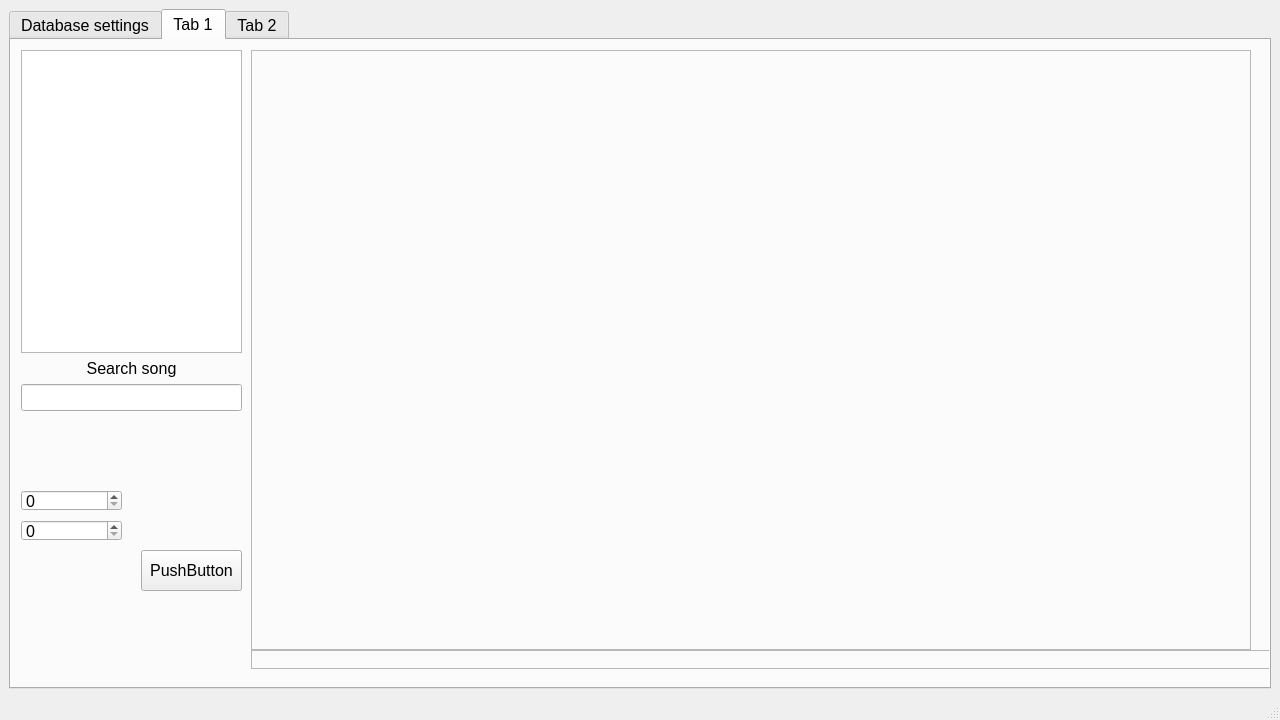
Qt form uis/mainWindow.ui (JakubBurczyk/AD_SpotifyAnalyzer) before a commit.
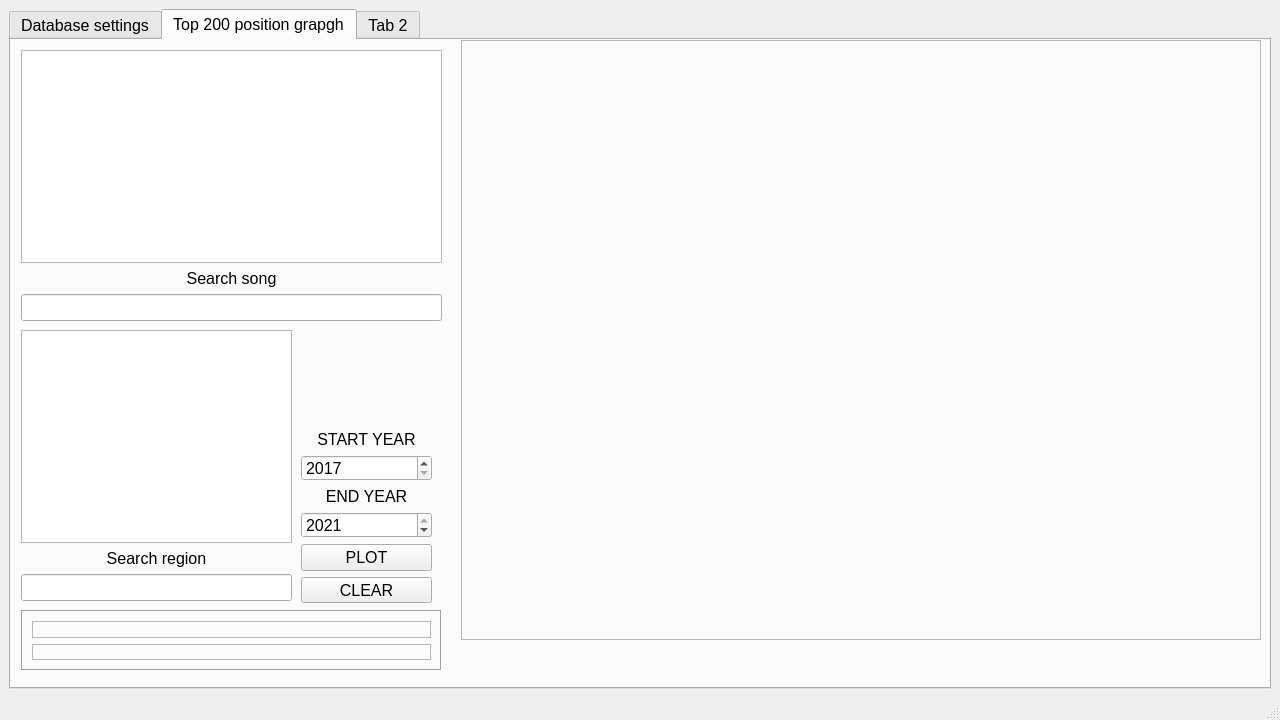
The same form after that commit. The open tabs and pages were chosen to show the change.

What changed in the file:
```diff
--- a/uis/mainWindow.ui
+++ b/uis/mainWindow.ui
@@ -51,7 +51,7 @@
     </sizepolicy>
    </property>
    <layout class="QGridLayout" name="gridLayout">
-    <item row="0" column="0">
+    <item row="0" column="1">
      <widget class="QTabWidget" name="tabWidget_main">
       <property name="font">
        <font>
@@ -345,27 +345,14 @@
       </widget>
       <widget class="QWidget" name="tab_1">
        <attribute name="title">
-        <string>Tab 1</string>
+        <string>Top 200 position grapgh</string>
        </attribute>
-       <widget class="QPushButton" name="pushButton_plot">
+       <widget class="QFrame" name="plot">
         <property name="geometry">
          <rect>
-          <x>130</x>
-          <y>510</y>
-          <width>101</width>
-          <height>41</height>
-         </rect>
-        </property>
-        <property name="text">
-         <string>PushButton</string>
-        </property>
-       </widget>
-       <widget class="QFrame" name="verticalFrame">
-        <property name="geometry">
-         <rect>
-          <x>240</x>
-          <y>10</y>
-          <width>1000</width>
+          <x>450</x>
+          <y>0</y>
+          <width>800</width>
           <height>600</height>
          </rect>
         </property>
@@ -383,33 +370,13 @@
         </property>
         <layout class="QVBoxLayout" name="plot1"/>
        </widget>
-       <widget class="QSpinBox" name="spinBox_year_start">
-        <property name="geometry">
-         <rect>
-          <x>10</x>
-          <y>450</y>
-          <width>101</width>
-          <height>21</height>
-         </rect>
-        </property>
-       </widget>
-       <widget class="QSpinBox" name="spinBox_year_end">
-        <property name="geometry">
-         <rect>
-          <x>10</x>
-          <y>480</y>
-          <width>101</width>
-          <height>21</height>
-         </rect>
-        </property>
-       </widget>
        <widget class="QWidget" name="verticalLayoutWidget_3">
         <property name="geometry">
          <rect>
           <x>10</x>
           <y>10</y>
-          <width>221</width>
-          <height>361</height>
+          <width>421</width>
+          <height>271</height>
          </rect>
         </property>
         <layout class="QVBoxLayout" name="verticalLayout_2">
@@ -445,7 +412,7 @@
           </widget>
          </item>
          <item>
-          <widget class="QLabel" name="label">
+          <widget class="QLabel" name="label_search_song">
            <property name="text">
             <string>Search song</string>
            </property>
@@ -459,24 +426,174 @@
          </item>
         </layout>
        </widget>
-       <widget class="QLabel" name="label_song">
+       <widget class="QWidget" name="verticalLayoutWidget_4">
         <property name="geometry">
          <rect>
-          <x>240</x>
-          <y>610</y>
-          <width>1111</width>
-          <height>19</height>
+          <x>10</x>
+          <y>290</y>
+          <width>271</width>
+          <height>271</height>
+         </rect>
+        </property>
+        <layout class="QVBoxLayout" name="verticalLayout_4">
+         <item>
+          <widget class="QListWidget" name="listWidget_region">
+           <property name="font">
+            <font>
+             <family>Cascadia Mono</family>
+             <pointsize>8</pointsize>
+            </font>
+           </property>
+           <property name="editTriggers">
+            <set>QAbstractItemView::CurrentChanged|QAbstractItemView::DoubleClicked|QAbstractItemView::EditKeyPressed|QAbstractItemView::SelectedClicked</set>
+           </property>
+           <property name="alternatingRowColors">
+            <bool>true</bool>
+           </property>
+           <property name="isWrapping" stdset="0">
+            <bool>false</bool>
+           </property>
+           <property name="wordWrap">
+            <bool>false</bool>
+           </property>
+           <property name="selectionRectVisible">
+            <bool>false</bool>
+           </property>
+           <property name="currentRow">
+            <number>-1</number>
+           </property>
+           <property name="sortingEnabled">
+            <bool>true</bool>
+           </property>
+          </widget>
+         </item>
+         <item>
+          <widget class="QLabel" name="label_search_region">
+           <property name="text">
+            <string>Search region</string>
+           </property>
+           <property name="alignment">
+            <set>Qt::AlignCenter</set>
+           </property>
+          </widget>
+         </item>
+         <item>
+          <widget class="QLineEdit" name="lineEdit_search_region"/>
+         </item>
+        </layout>
+       </widget>
+       <widget class="QWidget" name="verticalLayoutWidget_5">
+        <property name="geometry">
+         <rect>
+          <x>290</x>
+          <y>390</y>
+          <width>131</width>
+          <height>174</height>
+         </rect>
+        </property>
+        <layout class="QVBoxLayout" name="verticalLayout_5">
+         <item>
+          <widget class="QLabel" name="label">
+           <property name="text">
+            <string>START YEAR</string>
+           </property>
+           <property name="alignment">
+            <set>Qt::AlignCenter</set>
+           </property>
+          </widget>
+         </item>
+         <item>
+          <widget class="QSpinBox" name="spinBox_year_start">
+           <property name="minimum">
+            <number>2017</number>
+           </property>
+           <property name="maximum">
+            <number>2021</number>
+           </property>
+          </widget>
+         </item>
+         <item>
+          <widget class="QLabel" name="label_3">
+           <property name="text">
+            <string>END YEAR</string>
+           </property>
+           <property name="alignment">
+            <set>Qt::AlignCenter</set>
+           </property>
+          </widget>
+         </item>
+         <item>
+          <widget class="QSpinBox" name="spinBox_year_end">
+           <property name="minimum">
+            <number>2017</number>
+           </property>
+           <property name="maximum">
+            <number>2021</number>
+           </property>
+           <property name="value">
+            <number>2021</number>
+           </property>
+          </widget>
+         </item>
+         <item>
+          <widget class="QPushButton" name="pushButton_plot">
+           <property name="text">
+            <string>PLOT</string>
+           </property>
+          </widget>
+         </item>
+         <item>
+          <widget class="QPushButton" name="pushButton_plot_clear">
+           <property name="text">
+            <string>CLEAR</string>
+           </property>
+          </widget>
+         </item>
+        </layout>
+       </widget>
+       <widget class="QFrame" name="verticalFrame_6">
+        <property name="geometry">
+         <rect>
+          <x>10</x>
+          <y>570</y>
+          <width>421</width>
+          <height>61</height>
          </rect>
         </property>
         <property name="frameShape">
-         <enum>QFrame::StyledPanel</enum>
+         <enum>QFrame::Box</enum>
         </property>
         <property name="frameShadow">
          <enum>QFrame::Sunken</enum>
         </property>
-        <property name="text">
-         <string/>
-        </property>
+        <layout class="QVBoxLayout" name="verticalLayout_6">
+         <item>
+          <widget class="QLabel" name="label_song">
+           <property name="frameShape">
+            <enum>QFrame::StyledPanel</enum>
+           </property>
+           <property name="frameShadow">
+            <enum>QFrame::Sunken</enum>
+           </property>
+           <property name="text">
+            <string/>
+           </property>
+          </widget>
+         </item>
+         <item>
+          <widget class="QLabel" name="label_region">
+           <property name="frameShape">
+            <enum>QFrame::StyledPanel</enum>
+           </property>
+           <property name="frameShadow">
+            <enum>QFrame::Sunken</enum>
+           </property>
+           <property name="text">
+            <string/>
+           </property>
+          </widget>
+         </item>
+        </layout>
        </widget>
       </widget>
       <widget class="QWidget" name="tab_2">
```
Left out of the diff: 13 changed lines with no effect on the pictures.
